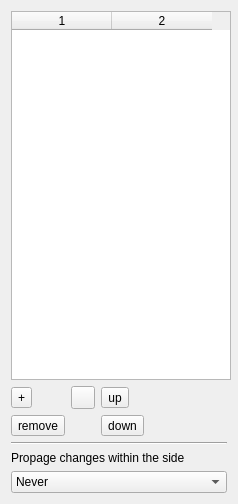
Old version of the form src/imagetablewidget.ui in the repository rockclimb/yasw-debian.
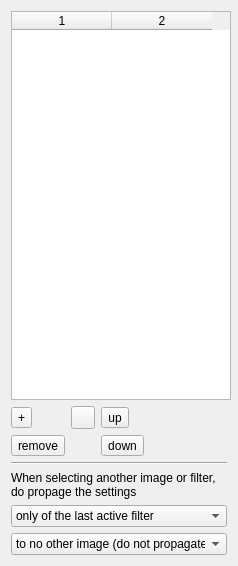
New version of the form. Icons and pictures are not drawn.

Commit message: - more options to propagate

What changed in the file:
```diff
--- a/src/imagetablewidget.ui
+++ b/src/imagetablewidget.ui
@@ -24,7 +24,7 @@
     <x>0</x>
     <y>0</y>
     <width>238</width>
-    <height>504</height>
+    <height>566</height>
    </rect>
   </property>
   <property name="sizePolicy">
@@ -212,7 +212,10 @@
    <item row="3" column="0">
     <widget class="QLabel" name="settingPolicyLabel">
      <property name="text">
-      <string>Propage changes within the side</string>
+      <string>When selecting another image or filter, do propage the settings</string>
+     </property>
+     <property name="wordWrap">
+      <bool>true</bool>
      </property>
     </widget>
    </item>
@@ -220,7 +223,7 @@
     <widget class="QComboBox" name="settingPolicy">
      <item>
       <property name="text">
-       <string>Never</string>
+       <string>only of the last active filter</string>
       </property>
      </item>
      <item>
@@ -228,9 +231,23 @@
        <string>To all following images of the side</string>
       </property>
      </item>
+    </widget>
+   </item>
+   <item row="5" column="0">
+    <widget class="QComboBox" name="settingImagePolicy">
      <item>
       <property name="text">
-       <string>To all images of the side</string>
+       <string>to no other image (do not propagate)</string>
+      </property>
+     </item>
+     <item>
+      <property name="text">
+       <string>to all following images of the side</string>
+      </property>
+     </item>
+     <item>
+      <property name="text">
+       <string>to all images of the side</string>
       </property>
      </item>
     </widget>
```
Left out of the diff: 44 changed lines with no effect on the pictures. The commit also changes 3 other files.
